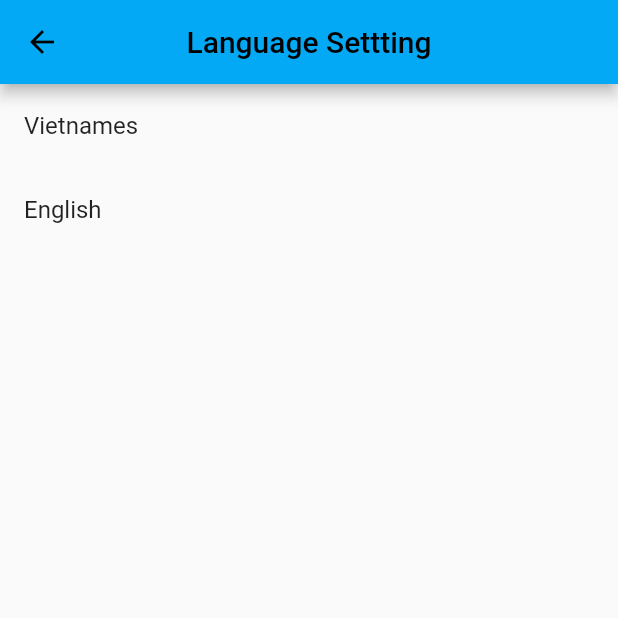
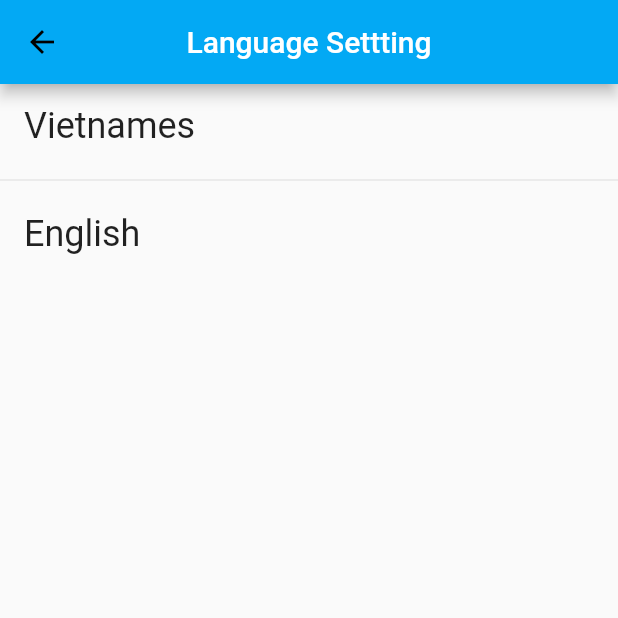
Before and after one commit to bacdang2761998/to_dream, a Flutter app: the LanguageScreen screen opened directly, on a phone screen of 412 x 824 dp, the top half of it. Run offline on Flutter 3.47's test engine with Material 2 defaults, Android fonts, the phone set to English and light mode, and no system bars; our stand-ins replace freezed_annotation, image_cropper, image_picker, percent_indicator, shared_preferences, smooth_page_indicator and 3 more; missing offline and left inert: flutter_state_notifier; accounts and stored records are empty.

Commit message:
fix mutilanguage target_table

```diff
--- a/lib/screen/account/create_account.dart
+++ b/lib/screen/account/create_account.dart
@@ -1,4 +1,3 @@
-import 'package:dream/app_other/app_string.dart';
 import 'package:dream/generated/l10n.dart';
 import 'package:dream/screen/account/account_provider.dart';
 import 'package:dream/screen/account/image_setting_screen.dart';
--- a/lib/screen/introlduction/intro_screen.dart
+++ b/lib/screen/introlduction/intro_screen.dart
@@ -1,4 +1,3 @@
-import 'package:dream/app_other/app_string.dart';
 import 'package:dream/generated/l10n.dart';
 import 'package:dream/screen/introlduction/introl_state.dart';
 import 'package:dream/screen/introlduction/introl_state_notifier.dart';
--- a/lib/screen/option/language_screen.dart
+++ b/lib/screen/option/language_screen.dart
@@ -16,20 +16,30 @@ class _LanguageScreenState extends State<LanguageScreen> {
   Widget build(BuildContext context) {
     return Scaffold(
       appBar: AppBar(
-        title: Text(S.of(context).lagugeSettingtitle),
+        title: Text(
+          S.of(context).lagugeSettingtitle,
+          style: TextStyle(color: Colors.white),
+        ),
         centerTitle: true,
       ),
       body: SingleChildScrollView(
         child: Column(
           children: [
             ListTile(
-              title: Text("Vietnames"),
+              title: Text(
+                "Vietnames",
+                style: TextStyle(fontSize: 24),
+              ),
               onTap: () {
                 context.read<LanguageProvider>().changeLocale('vi', 'VN');
               },
             ),
+            Divider(),
             ListTile(
-              title: Text("English"),
+              title: Text(
+                "English",
+                style: TextStyle(fontSize: 24),
+              ),
               onTap: () {
                 context.read<LanguageProvider>().changeLocale('en', 'US');
               },
--- a/lib/screen/option/option_screen.dart
+++ b/lib/screen/option/option_screen.dart
@@ -24,7 +24,6 @@ class _OptionScreenState extends State<OptionScreen> {
           style: TextStyle(color: Colors.white),
         ),
         centerTitle: true,
-        // automaticallyImplyLeading: false,
         actions: [
           TextButton(
               onPressed: () {
```
Also changed, not shown: lib/screen/target_table/target_model.dart (+0 -21 lines), lib/screen/target_table/target_table_screen.dart (+62 -19 lines).
